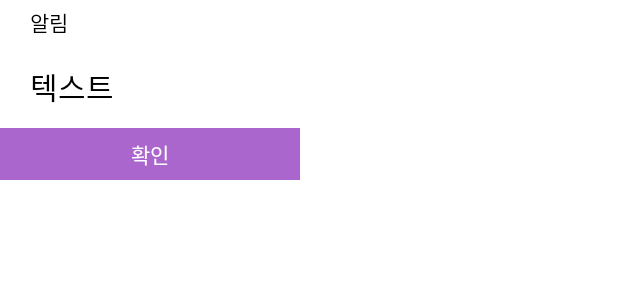
After one commit to LeeGyungJun/StudyingisTiming, an Android app: the layout activity_dialog.xml on its own in the app's theme, with its tools: preview values and no code run, on a phone screen of 412 x 824 dp. The commit adds this screen. Shown: the top 300 px of the screen. Run offline under Robolectric (Android 15) with nearby library versions, the phone set to English and light mode, and no system bars.

Commit message:
[Refactor] 위젯 다이얼로그 추가

```diff
--- /dev/null
+++ b/app/src/main/res/layout/activity_dialog.xml
@@ -0,0 +1,44 @@
+<?xml version="1.0" encoding="utf-8"?>
+
+<LinearLayout xmlns:android="http://schemas.android.com/apk/res/android"
+    android:orientation="vertical"
+    android:layout_width="200dp"
+    android:layout_height="120dp">
+
+    <TextView
+        android:id="@+id/title"
+        android:layout_width="match_parent"
+        android:layout_height="30dp"
+        android:background="@android:color/background_light"
+        android:gravity="start|center_horizontal|center_vertical"
+        android:paddingLeft="20dp"
+        android:text="알림"
+        android:textColor="@color/black"/>
+
+    <TextView
+        android:id="@+id/message"
+        android:layout_width="match_parent"
+        android:layout_height="55dp"
+        android:background="@android:color/background_light"
+        android:gravity="start|center_horizontal|center_vertical"
+        android:paddingLeft="20dp"
+        android:text="텍스트"
+        android:textSize="20sp"
+        android:textColor="@color/black" />
+    <LinearLayout
+        android:layout_width="match_parent"
+        android:layout_height="match_parent"
+        android:orientation="horizontal">
+
+        <TextView
+            android:id="@+id/btn1"
+            android:layout_width="0dp"
+            android:layout_height="match_parent"
+            android:layout_weight="2"
+            android:background="@android:color/holo_purple"
+            android:gravity="center"
+            android:text="확인"
+            android:textColor="@color/white"/>
+    </LinearLayout>
+
+</LinearLayout>
```
Also changed, not shown: app/src/main/AndroidManifest.xml (+5 -2 lines), app/src/main/java/com/augustin26/studyingistiming/ui/DialogActivity.kt (added, +29 -0 lines), app/src/main/java/com/augustin26/studyingistiming/ui/MainActivity.kt (+7 -1 lines), app/src/main/java/com/augustin26/studyingistiming/widget/StudyAppWidget.kt (+21 -3 lines).
